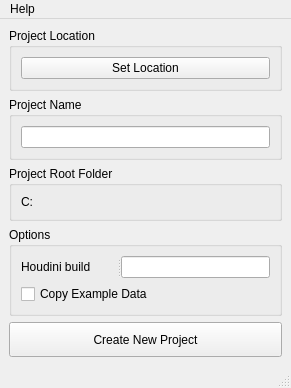
Before: the Qt Designer form ui/projectCreator_main.ui in kiryha/Houdini, drawn with Qt 5.
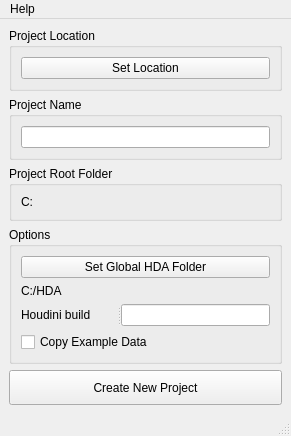
After: the same form once the commit is applied.

```diff
--- a/ui/projectCreator_main.ui
+++ b/ui/projectCreator_main.ui
@@ -7,7 +7,7 @@
     <x>0</x>
     <y>0</y>
     <width>291</width>
-    <height>379</height>
+    <height>397</height>
    </rect>
   </property>
   <property name="windowTitle">
@@ -75,6 +75,20 @@
        <string>Options</string>
       </property>
       <layout class="QVBoxLayout" name="verticalLayout_7">
+       <item>
+        <widget class="QPushButton" name="pushButton">
+         <property name="text">
+          <string>Set Global HDA Folder</string>
+         </property>
+        </widget>
+       </item>
+       <item>
+        <widget class="QLabel" name="lab_pathHDA">
+         <property name="text">
+          <string>C:/HDA</string>
+         </property>
+        </widget>
+       </item>
        <item>
         <widget class="QSplitter" name="splitter">
          <property name="orientation">
```
